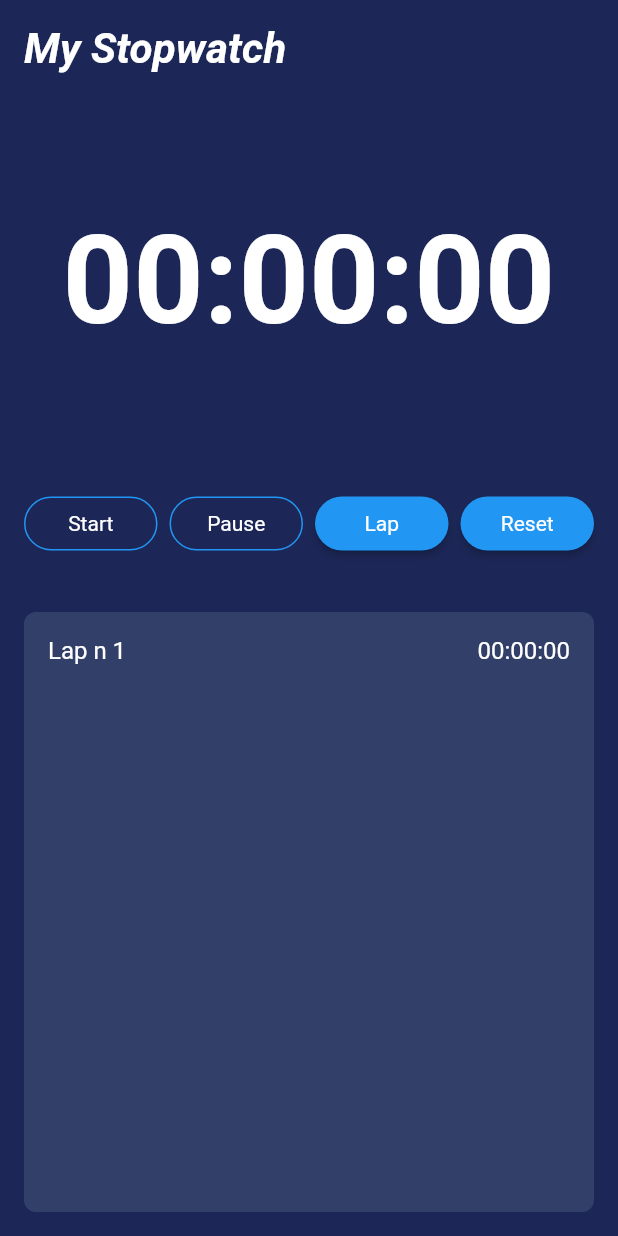
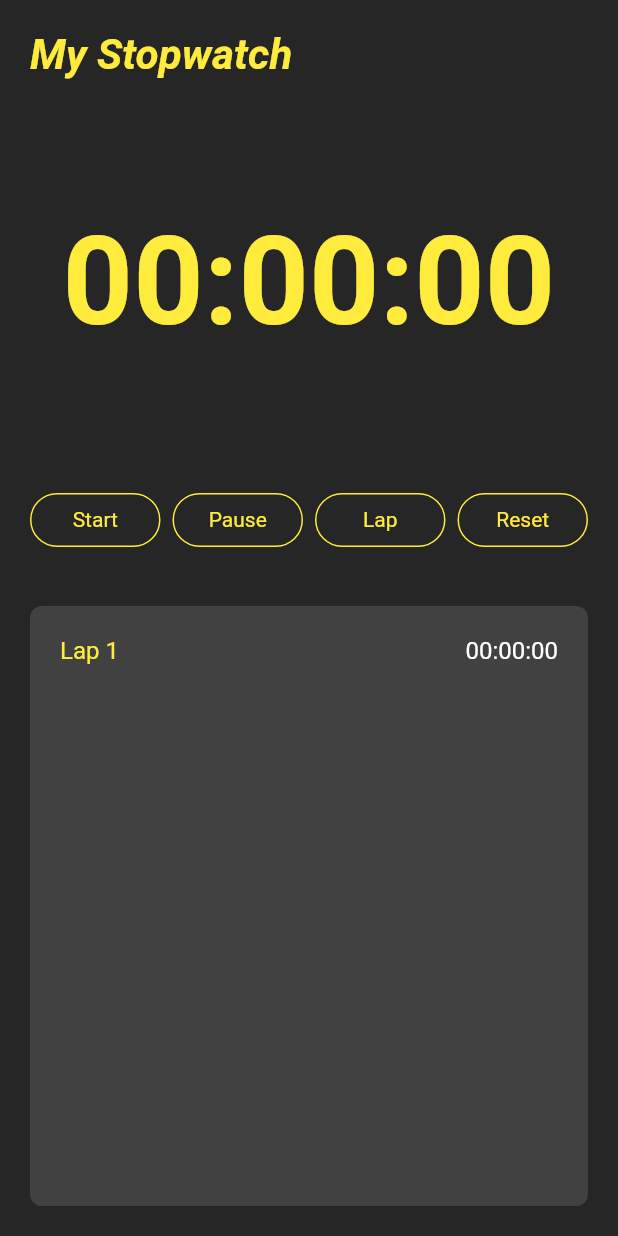
Before and after one commit to ananaziz96/flutter_stopwatch, a Flutter app: the screen it shows after launch, after a tap on "Lap", on a phone screen of 412 x 824 dp. Run offline on Flutter 3.47's test engine with Material 2 defaults, Android fonts, the phone set to English and light mode, and no system bars; Roboto replaces fonts that are missing (cursive).

Commit message:
made laps scrollable

```diff
--- a/lib/main.dart
+++ b/lib/main.dart
@@ -91,10 +91,10 @@ class _HomeAppState extends State<HomeApp> {
   @override
   Widget build(BuildContext context) {
     return Scaffold(
-        backgroundColor: const Color(0xFF1C2757),
+        backgroundColor: Color.fromARGB(255, 38, 38, 39),
         body: SafeArea(
             child: Padding(
-                padding: const EdgeInsets.all(16.0),
+                padding: const EdgeInsets.all(20.0),
                 child: Column(
                   mainAxisAlignment: MainAxisAlignment.spaceBetween,
                   crossAxisAlignment: CrossAxisAlignment.center,
@@ -103,7 +103,7 @@ class _HomeAppState extends State<HomeApp> {
                       alignment: Alignment.topLeft,
                       child: Text("My Stopwatch",
                           style: TextStyle(
-                              color: Colors.white,
+                              color: Colors.yellow,
                               fontSize: 28.0,
                               fontWeight: FontWeight.bold,
                               fontStyle: FontStyle.italic,
@@ -115,7 +115,7 @@ class _HomeAppState extends State<HomeApp> {
                     Center(
                         child: Text("$digitHours:$digitMinutes:$digitSeconds",
                             style: TextStyle(
-                              color: Colors.white,
+                              color: Colors.yellow,
                               fontSize: 82.0,
                               fontWeight: FontWeight.w600,
                             ))),
@@ -132,11 +132,11 @@ class _HomeAppState extends State<HomeApp> {
                                   // (started) ? start() : stop();
                                 },
                                 shape: const StadiumBorder(
-                                  side: BorderSide(color: Colors.blue),
+                                  side: BorderSide(color: Colors.yellow),
                                 ),
                                 child: Text(
                                   "Start",
-                                  style: TextStyle(color: Colors.white),
+                                  style: TextStyle(color: Colors.yellow),
                                 ))),
                         SizedBox(
                           width: 8.0,
@@ -147,11 +147,11 @@ class _HomeAppState extends State<HomeApp> {
                                   stop();
                                 },
                                 shape: const StadiumBorder(
-                                  side: BorderSide(color: Colors.blue),
+                                  side: BorderSide(color: Colors.yellow),
                                 ),
                                 child: Text(
                                   "Pause",
-                                  style: TextStyle(color: Colors.white),
+                                  style: TextStyle(color: Colors.yellow),
                                 ))),
                         SizedBox(
                           width: 8.0,
@@ -161,11 +161,12 @@ class _HomeAppState extends State<HomeApp> {
                                 onPressed: () {
                                   addLaps();
                                 },
-                                fillColor: Colors.blue,
-                                shape: const StadiumBorder(),
+                                shape: const StadiumBorder(
+                                  side: BorderSide(color: Colors.yellow),
+                                ),
                                 child: Text(
                                   "Lap",
-                                  style: TextStyle(color: Colors.white),
+                                  style: TextStyle(color: Colors.yellow),
                                 ))),
                         SizedBox(
                           width: 8.0,
@@ -175,18 +176,20 @@ class _HomeAppState extends State<HomeApp> {
                                 onPressed: () {
                                   reset();
                                 },
-                                fillColor: Colors.blue,
-                                shape: const StadiumBorder(),
+                                shape: const StadiumBorder(
+                                  side: BorderSide(color: Colors.yellow),
+                                ),
                                 child: Text(
                                   "Reset",
-                                  style: TextStyle(color: Colors.white),
+                                  style: TextStyle(color: Colors.yellow),
                                 )))
                       ],
                     ),
-                    Container(
+                    SingleChildScrollView(
+                        child: Container(
                             height: 400.0,
                             decoration: BoxDecoration(
-                          color: Color(0xFF323F68),
+                              color: Color.fromARGB(255, 65, 65, 65),
                               borderRadius: BorderRadius.circular(8.0),
                             ),
                             //list builder
@@ -194,14 +197,14 @@ class _HomeAppState extends State<HomeApp> {
                                 itemCount: laps.length,
                                 itemBuilder: (context, index) {
                                   return Padding(
-                                  padding: const EdgeInsets.all(16.0),
+                                      padding: const EdgeInsets.all(20.0),
                                       child: Row(
                                           mainAxisAlignment:
                                               MainAxisAlignment.spaceBetween,
                                           children: [
-                                        Text("Lap n ${index + 1}",
+                                            Text("Lap ${index + 1}",
                                                 style: TextStyle(
-                                              color: Colors.white,
+                                                  color: Colors.yellow,
                                                   fontSize: 16.0,
                                                 )),
                                             Text("${laps[index]}",
@@ -210,7 +213,7 @@ class _HomeAppState extends State<HomeApp> {
                                                   fontSize: 16.0,
                                                 ))
                                           ]));
-                            })),
+                                }))),
                   ],
                 ))));
   }
```
Lines whose indentation alone changed are shown as unchanged.
